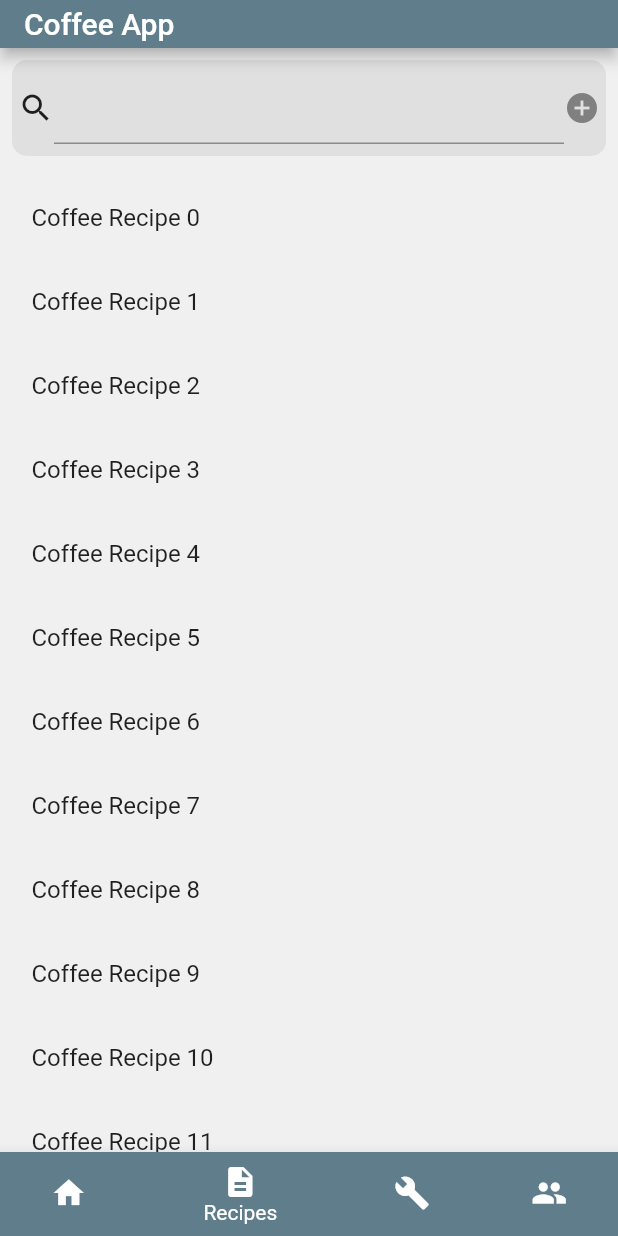
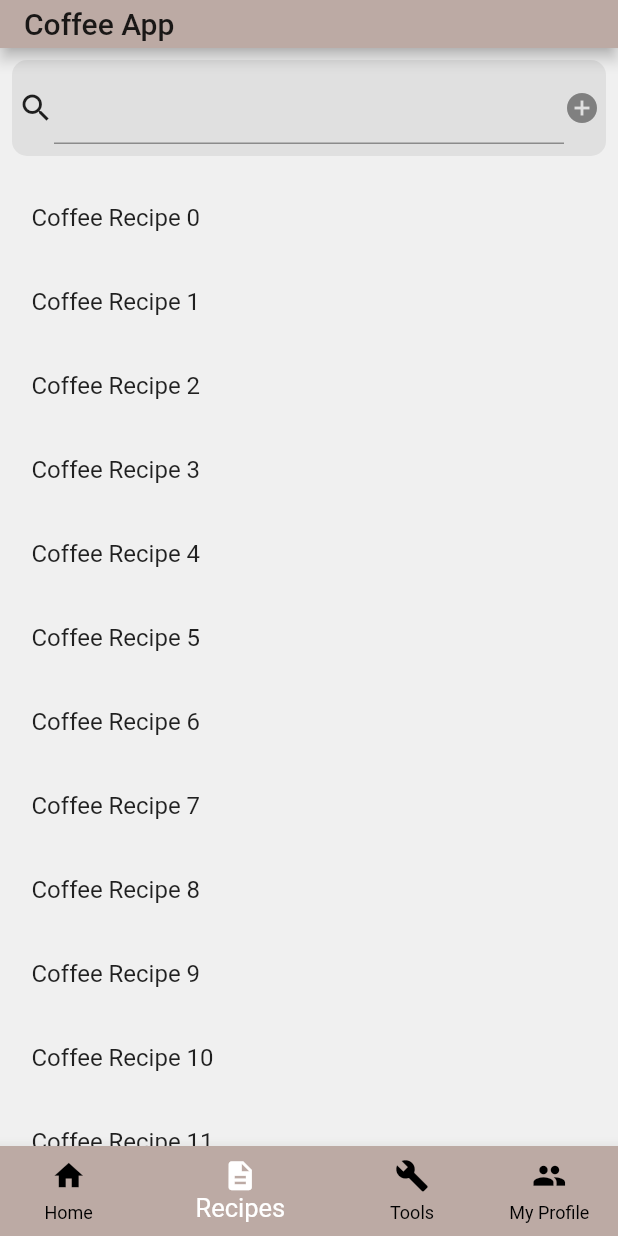
Before and after one commit to EugeneTeu/BrewCompass, a Flutter app: the screen it shows after launch, item 2 of the bottom bar chosen, on a phone screen of 412 x 824 dp. Run offline on Flutter 3.47's test engine with Material 2 defaults, Android fonts, the phone set to English and light mode, and no system bars.

```diff
--- a/coffee_app/lib/main.dart
+++ b/coffee_app/lib/main.dart
@@ -1,13 +1,17 @@
 import 'package:coffee_app/profile_page.dart';
 import 'package:flutter/cupertino.dart';
 import 'package:flutter/material.dart';
-import './caculator.dart';
-import './Homepage.dart';
+import 'package:flutter/services.dart';
 import './RecipePage.dart';
 import './test_page.dart';
 import './tabbedPage.dart';
 
-void main() => runApp(MyApp());
+void main() {
+   SystemChrome.setPreferredOrientations(
+    [DeviceOrientation.portraitUp, DeviceOrientation.portraitDown]);
+
+  return runApp(MyApp());
+}
 
 class MyApp extends StatelessWidget {
   @override
@@ -15,7 +19,9 @@ class MyApp extends StatelessWidget {
     return MaterialApp(
       title: 'Flutter Demo',
       theme: ThemeData(
-        primarySwatch: Colors.blueGrey,
+        accentColor: Colors.blueGrey[200],
+        primaryColor: Colors.brown[200],
+        brightness: Brightness.light,
       ),
       home: MyHomePage(title: 'Coffee App'),
     );
@@ -50,14 +56,18 @@ class _MyHomePageState extends State<MyHomePage> {
       ),
       body: _pageOptions[_selectedPage],
       bottomNavigationBar: new Theme(
+        isMaterialAppTheme: true,
         data: Theme.of(context).copyWith(
             // sets the background color of the `BottomNavigationBar`
-            canvasColor: Colors.blueGrey,
-            // sets the active color of the `BottomNavigationBar` if `Brightness` is light
-            textTheme: Theme.of(context)
-                .textTheme
-                .copyWith(caption: new TextStyle(color: Colors.yellow))),
+            canvasColor: Colors.brown[200],
+        ),
         child: BottomNavigationBar(
+            selectedItemColor: Colors.white,
+            selectedFontSize: 17.0,
+            unselectedItemColor: Colors.black,
+            unselectedFontSize: 12.0,
+            iconSize: 23.0,
+            showUnselectedLabels: true,
             currentIndex: _selectedPage,
             onTap: (int index) {
               setState(() {
@@ -67,11 +77,11 @@ class _MyHomePageState extends State<MyHomePage> {
             type: BottomNavigationBarType.shifting,
             items: const <BottomNavigationBarItem>[
               BottomNavigationBarItem(
-                icon: Icon(Icons.home),
-                title: Text('Home'),
+                icon: Icon(Icons.home, ),
+                title: Text('Home', ),
               ),
               BottomNavigationBarItem(
-                icon: Icon(Icons.description, ),
+                icon: Icon(Icons.description ),
                 title: Text('Recipes'),
               ),
               BottomNavigationBarItem(
```
Also changed, not shown: coffee_app/lib/model/app_state_model.dart (added), coffee_app/lib/model/recipe_repository.dart (added).
